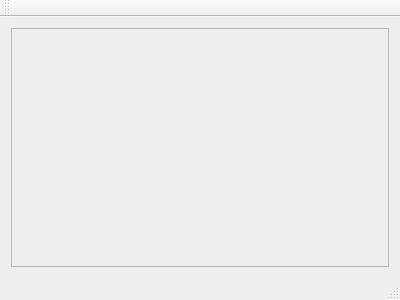
The window that mainwindow.ui (Jaakkonen/Powergrid) describes before a commit, drawn with Qt 5.
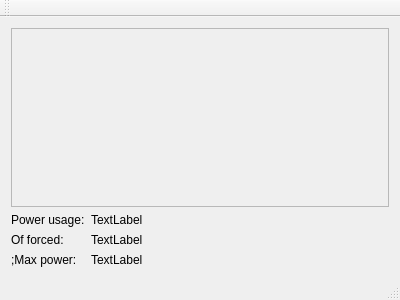
The same window after the commit.

```diff
--- a/mainwindow.ui
+++ b/mainwindow.ui
@@ -26,7 +26,7 @@
          <x>0</x>
          <y>0</y>
          <width>380</width>
-         <height>211</height>
+         <height>146</height>
         </rect>
        </property>
        <layout class="QHBoxLayout" name="horizontalLayout_2">
@@ -38,7 +38,67 @@
      </widget>
     </item>
     <item>
-     <layout class="QHBoxLayout" name="horizontalLayout"/>
+     <layout class="QHBoxLayout" name="horizontalLayout">
+      <item>
+       <layout class="QFormLayout" name="formLayout_3">
+        <item row="0" column="0">
+         <widget class="QLabel" name="label">
+          <property name="text">
+           <string>Power usage:</string>
+          </property>
+         </widget>
+        </item>
+        <item row="1" column="0">
+         <widget class="QLabel" name="label_2">
+          <property name="text">
+           <string>Of forced:</string>
+          </property>
+         </widget>
+        </item>
+        <item row="2" column="0">
+         <widget class="QLabel" name="label_3">
+          <property name="text">
+           <string>;Max power:</string>
+          </property>
+         </widget>
+        </item>
+        <item row="0" column="1">
+         <widget class="QLabel" name="power">
+          <property name="text">
+           <string>TextLabel</string>
+          </property>
+         </widget>
+        </item>
+        <item row="1" column="1">
+         <widget class="QLabel" name="forced">
+          <property name="text">
+           <string>TextLabel</string>
+          </property>
+         </widget>
+        </item>
+        <item row="2" column="1">
+         <widget class="QLabel" name="max">
+          <property name="text">
+           <string>TextLabel</string>
+          </property>
+         </widget>
+        </item>
+       </layout>
+      </item>
+      <item>
+       <spacer name="horizontalSpacer">
+        <property name="orientation">
+         <enum>Qt::Horizontal</enum>
+        </property>
+        <property name="sizeHint" stdset="0">
+         <size>
+          <width>40</width>
+          <height>20</height>
+         </size>
+        </property>
+       </spacer>
+      </item>
+     </layout>
     </item>
    </layout>
   </widget>
```
